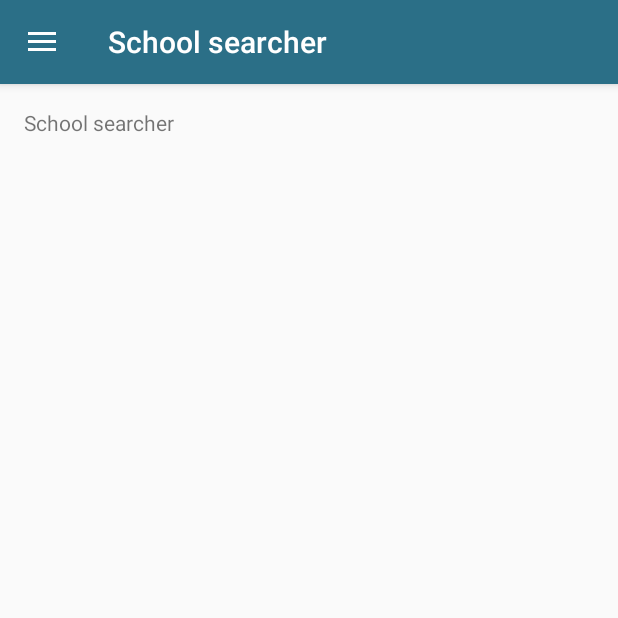
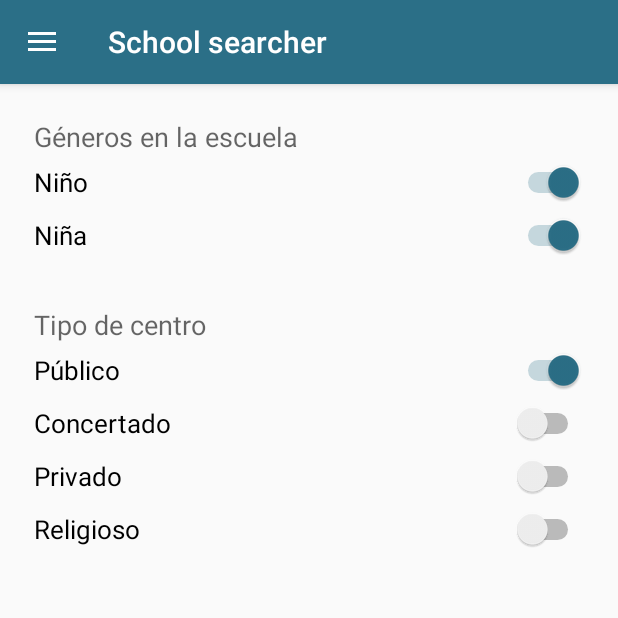
Before and after one commit to daviddn91/CentroEstudios, an Android app: the screen it shows after launch (MainActivity), in the side drawer, after a tap on "Change preferences", on a phone screen of 412 x 824 dp, the top half of it. Run offline under Robolectric (Android 15) with nearby library versions, the phone set to English and light mode, and no system bars; 2 statements that could not run were skipped.

Commit message:
Arreglando el menú de preferencias poniendo Switch para seleccionar opciones

```diff
--- a/app/src/main/res/layout/fragment_preferencias.xml
+++ b/app/src/main/res/layout/fragment_preferencias.xml
@@ -5,9 +5,90 @@
 
     <!-- TODO: Update blank fragment layout -->
 
-    <TextView
-        android:layout_width="wrap_content"
-        android:layout_height="wrap_content"
-        android:text="School searcher"
-        android:id="@+id/textView2" />
+    <LinearLayout
+        android:orientation="vertical"
+        android:layout_width="match_parent"
+        android:layout_height="match_parent"
+        android:layout_gravity="center_horizontal|top"
+        android:layout_marginRight="10px"
+        android:layout_marginLeft="10px"
+        android:layout_marginTop="10px">
+
+        <TextView
+            android:layout_width="wrap_content"
+            android:layout_height="wrap_content"
+            android:textAppearance="?android:attr/textAppearanceMedium"
+            android:text="Géneros en la escuela"
+            android:id="@+id/textView2"
+            android:height="25dp" />
+
+        <Switch
+            android:layout_width="match_parent"
+            android:layout_height="wrap_content"
+            android:text="Niño"
+            android:id="@+id/switch1"
+            android:checked="true"
+            android:height="35dp"
+            android:textSize="17dp" />
+
+        <Switch
+            android:layout_width="match_parent"
+            android:layout_height="wrap_content"
+            android:text="Niña"
+            android:id="@+id/switch2"
+            android:checked="true"
+            android:height="35dp"
+            android:textSize="17dp" />
+
+        <TextView
+            android:layout_width="wrap_content"
+            android:layout_height="wrap_content"
+            android:textAppearance="?android:attr/textAppearanceLarge"
+            android:text=" "
+            android:id="@+id/textView5" />
+
+        <TextView
+            android:layout_width="wrap_content"
+            android:layout_height="wrap_content"
+            android:textAppearance="?android:attr/textAppearanceMedium"
+            android:text="Tipo de centro"
+            android:id="@+id/textView3"
+            android:height="25dp" />
+
+        <Switch
+            android:layout_width="match_parent"
+            android:layout_height="wrap_content"
+            android:text="Público"
+            android:id="@+id/switch3"
+            android:checked="true"
+            android:height="35dp"
+            android:textSize="17dp" />
+
+        <Switch
+            android:layout_width="match_parent"
+            android:layout_height="wrap_content"
+            android:text="Concertado"
+            android:id="@+id/switch4"
+            android:checked="false"
+            android:height="35dp"
+            android:textSize="17dp" />
+
+        <Switch
+            android:layout_width="match_parent"
+            android:layout_height="wrap_content"
+            android:text="Privado"
+            android:id="@+id/switch5"
+            android:checked="false"
+            android:height="35dp"
+            android:textSize="17dp" />
+
+        <Switch
+            android:layout_width="match_parent"
+            android:layout_height="wrap_content"
+            android:text="Religioso"
+            android:id="@+id/switch6"
+            android:checked="false"
+            android:height="35dp"
+            android:textSize="17dp" />
+    </LinearLayout>
 </FrameLayout>
```
